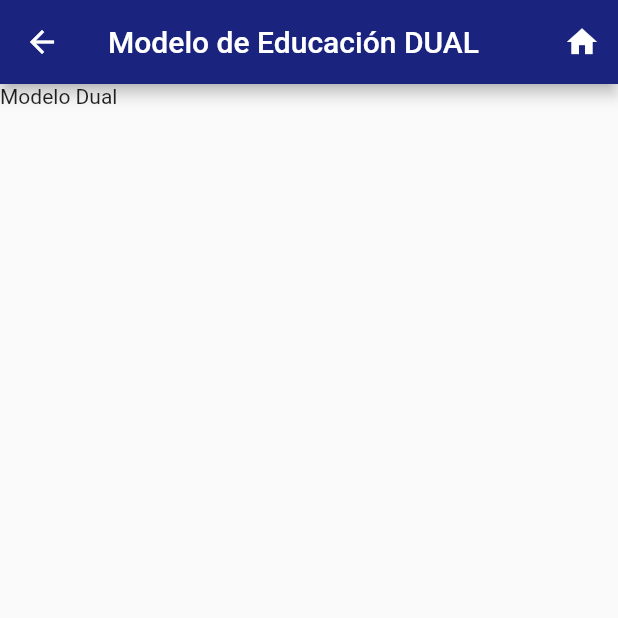
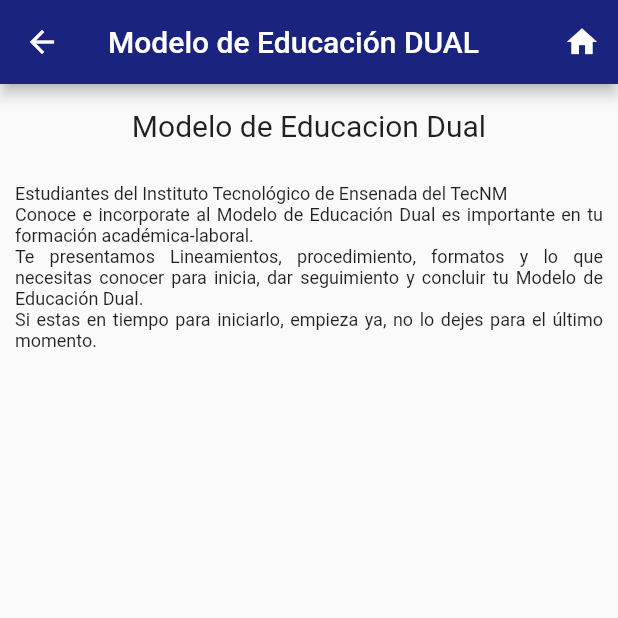
Before and after one commit to Gloria-Berenice-Hernandez/Vinculacion-Proyecto-Moviles, a Flutter app: the ModeloEducacionDual screen opened directly, on a phone screen of 412 x 824 dp, the top half of it. Run offline on Flutter 3.47's test engine with Material 2 defaults, Android fonts, the phone set to English and light mode, and no system bars.

Commit message:
modelo educación dual
descripción

```diff
--- a/vinculacion/lib/page/pagina_modelo_dual.dart
+++ b/vinculacion/lib/page/pagina_modelo_dual.dart
@@ -22,7 +22,27 @@
           ),
         ],
       ),
-      body: const Text('Modelo Dual'),
+      body: ListView(children: const [
+        ListTile(
+          title: Text(
+            "Modelo de Educacion Dual",
+            textAlign: TextAlign.center,
+            style: TextStyle(
+              fontSize: 20,
+            ),
+          ),
+        ),
+        Padding(
+          padding: EdgeInsets.all(10.0),
+          child: Text(
+            "Estudiantes del Instituto Tecnológico de Ensenada del TecNM\nConoce e incorporate al Modelo de Educación Dual es importante en tu formación académica-laboral.\nTe presentamos Lineamientos, procedimiento, formatos y lo que necesitas conocer para inicia, dar seguimiento y concluir tu Modelo de Educación Dual.\nSi estas en tiempo para iniciarlo, empieza ya, no lo dejes para el último momento.",
+            textAlign: TextAlign.justify,
+            style: TextStyle(
+              fontSize: 12,
+            ),
+          ),
+        )
+      ]),
     );
   }
 }
```
